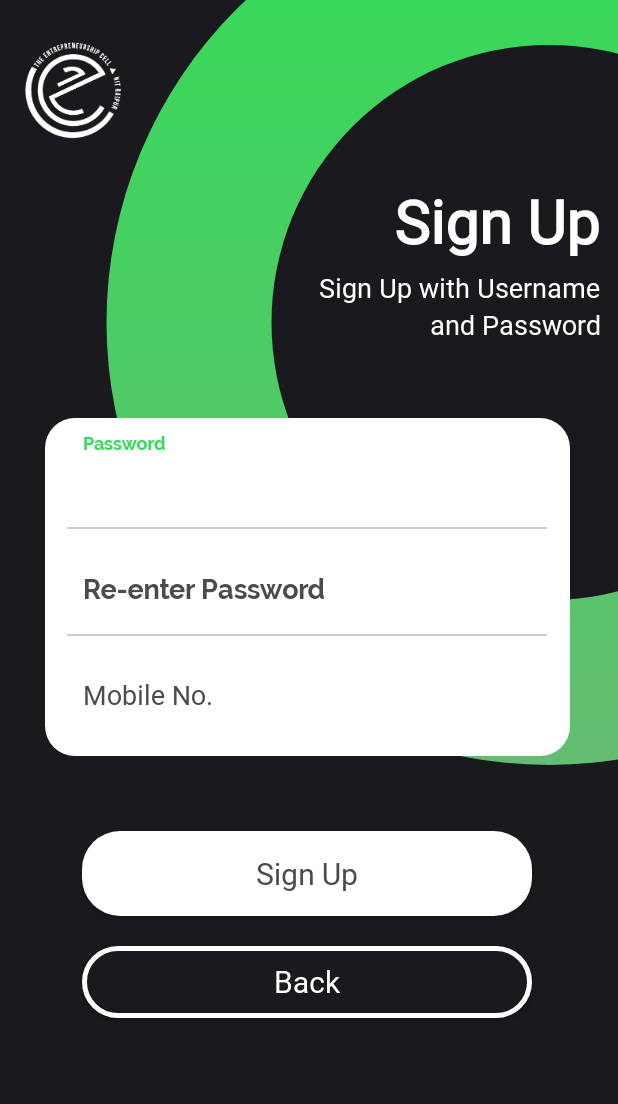
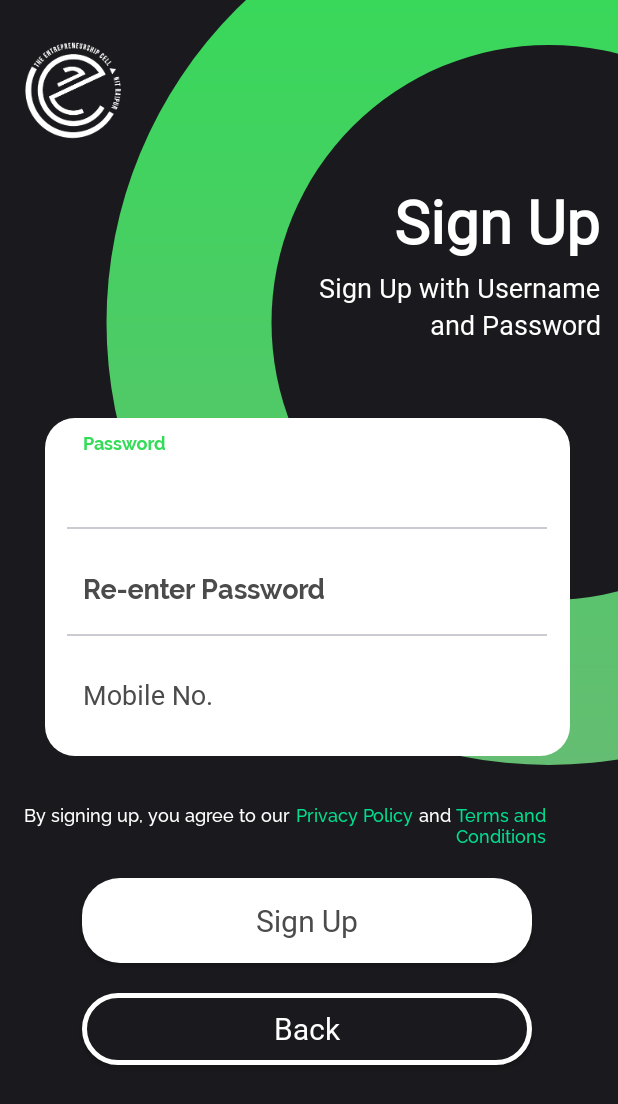
Before and after one commit to ECellNitrr/ECellApp2k18, an Android app: the ManualSignUpActivity screen opened directly, with no data from a screen before it, after a tap on "Sign Up", on a phone screen of 412 x 824 dp. Shown: the top 1104 px of the screen. Run offline under Robolectric (Android 15) with nearby library versions, the phone set to English and light mode, and no system bars; 3 other taps on this screen came first.

Commit message:
pull dev

```diff
--- a/app/build.gradle
+++ b/app/build.gradle
@@ -43,10 +43,10 @@ android {
     productFlavors {
         production {
             applicationIdSuffix ""
-            buildConfigField("String", "BASE_URL", "\"https://ecell.nitrr.ac.in/\"")
+//            buildConfigField("String", "BASE_URL", "\"https://ecell.nitrr.ac.in/\"")
 //            buildConfigField("String", "BASE_URL", "\"http://www.mocky.io/\"")
 //            buildConfigField("String", "BASE_URL", "\"http://18.204.111.26/\"")
-//            buildConfigField("String", "BASE_URL", "\"https://03b43b43.ngrok.io/\"")
+            buildConfigField("String", "BASE_URL", "\"https://67778133.ngrok.io/\"")
             minSdkVersion 19
             applicationId 'nitrr.ecell.e_cell'
             targetSdkVersion 27
--- a/app/src/main/java/nitrr/ecell/e_cell/activities/ManualSignUpActivity.java
+++ b/app/src/main/java/nitrr/ecell/e_cell/activities/ManualSignUpActivity.java
@@ -3,8 +3,11 @@ package nitrr.ecell.e_cell.activities;
 import android.content.Context;
 import android.content.Intent;
 import android.graphics.Typeface;
+import android.net.Uri;
 import android.os.Bundle;
+import android.support.customtabs.CustomTabsIntent;
 import android.support.design.widget.TextInputLayout;
+import android.support.v4.content.ContextCompat;
 import android.support.v7.app.AppCompatActivity;
 import android.view.View;
 import android.view.WindowManager;
@@ -13,6 +16,7 @@ import android.widget.Button;
 import android.widget.EditText;
 import android.widget.LinearLayout;
 import android.widget.RelativeLayout;
+import android.widget.TextView;
 import android.widget.Toast;
 
 import nitrr.ecell.e_cell.R;
@@ -37,6 +41,8 @@ public class ManualSignUpActivity extends AppCompatActivity implements View.OnCl
     private Boolean proceed, first;
     private String mobile, password, firstName, lastName, email;
     private RelativeLayout layout;
+    private TextView tvPrivacyPolicy, tvTermsAndConditions;
+    private LinearLayout llTC;
 
     private UserDetails userDetails;
     private ProgressDialog progressDialog;
@@ -85,6 +91,12 @@ public class ManualSignUpActivity extends AppCompatActivity implements View.OnCl
 
         layoutFirst = findViewById(R.id.lay_first);
         layoutSecond = findViewById(R.id.lay_second);
+        llTC = findViewById(R.id.llTC);
+        llTC.setVisibility(View.GONE);
+        tvPrivacyPolicy = findViewById(R.id.tvPrivacyPolicy);
+        tvTermsAndConditions = findViewById(R.id.tvTermsAndConditions);
+        tvPrivacyPolicy.setOnClickListener(this);
+        tvTermsAndConditions.setOnClickListener(this);
 
         inputFName.requestFocus();
 
@@ -115,7 +127,7 @@ public class ManualSignUpActivity extends AppCompatActivity implements View.OnCl
                         utils.saveAccessToken(token);
                         utils.saveUserName(firstName);
                         if(jsonResponse.getSuccess()) {
-                            Intent intent = new Intent(ManualSignUpActivity.this, otp_activity.class);
+                            Intent intent = new Intent(ManualSignUpActivity.this, OtpActivity.class);
                             startActivity(intent);
                             finish();
                         }else {
@@ -191,12 +203,11 @@ public class ManualSignUpActivity extends AppCompatActivity implements View.OnCl
                 layoutSecond.animate().translationX(0).setDuration(500);
                 layoutFirst.animate().translationX(-1000).setDuration(500);
                 back.animate().alpha(1.0f).setDuration(300);
-
                 back.setEnabled(true);
                 first = false;
-
                 inputPassword.requestFocus();
                 showKeyboard();
+                llTC.setVisibility(View.VISIBLE);
 
             } else {
                 if (isEmpty()) {
@@ -213,6 +224,7 @@ public class ManualSignUpActivity extends AppCompatActivity implements View.OnCl
             layoutSecond.animate().translationX(1000).setDuration(500);
             back.animate().alpha(0.0f).setDuration(300);
 
+            llTC.setVisibility(View.GONE);
             back.setEnabled(false);
             first = true;
             signUpProceed.setText(getResources().getString(R.string.proceed));
@@ -222,6 +234,12 @@ public class ManualSignUpActivity extends AppCompatActivity implements View.OnCl
 
         } else if (v == layout) {
             getWindow().setSoftInputMode(WindowManager.LayoutParams.SOFT_INPUT_STATE_HIDDEN);
+        }
+        else if(v == tvPrivacyPolicy){
+            openWebsiteUrl("https://ecell.nitrr.ac.in/privacy_policy/");
+        }
+        else if(v == tvTermsAndConditions){
+            openWebsiteUrl("https://ecell.nitrr.ac.in/terms/");
         }
     }
 
@@ -233,4 +251,16 @@ public class ManualSignUpActivity extends AppCompatActivity implements View.OnCl
         }
     }
 
+    private void openWebsiteUrl(String url) {
+            Uri uri = Uri.parse(url);
+            CustomTabsIntent.Builder intentBuilder = new CustomTabsIntent.Builder();
+            intentBuilder.setToolbarColor(ContextCompat.getColor(this, R.color.colorPrimary));
+            intentBuilder.setSecondaryToolbarColor(ContextCompat.getColor(this, R.color.colorPrimaryDark));
+            intentBuilder.setStartAnimations(this, R.anim.slide_up, R.anim.slide_down);
+            intentBuilder.setExitAnimations(this, android.R.anim.slide_in_left,
+                    android.R.anim.slide_out_right);
+            CustomTabsIntent customTabsIntent = intentBuilder.build();
+            customTabsIntent.launchUrl(this, uri);
+    }
+
 }
--- a/app/src/main/java/nitrr/ecell/e_cell/adapters/bquiz/BquizAnswerAdapter.java
+++ b/app/src/main/java/nitrr/ecell/e_cell/adapters/bquiz/BquizAnswerAdapter.java
@@ -54,7 +54,6 @@ public class BquizAnswerAdapter extends RecyclerView.Adapter<BquizAnswerAdapter.
                 holder.cvAnswer.setOnClickListener(new View.OnClickListener() {
                     @Override
                     public void onClick(View v) {
-                        //Todo : change color and select answer answer
                         callback.selectAnswer(data.getKey());
                         lastSelected = holder.getAdapterPosition();
                         notifyDataSetChanged();
--- a/app/src/main/java/nitrr/ecell/e_cell/fragments/TeamFragment.java
+++ b/app/src/main/java/nitrr/ecell/e_cell/fragments/TeamFragment.java
@@ -132,7 +132,7 @@ public class TeamFragment extends Fragment {
                 if (response.isSuccessful()) {
                     scrollableView.setScrolling(true);
                     AboutUsResponse jsonResponse = response.body();
-                    if (jsonResponse != null) {
+                    if (jsonResponse != null && jsonResponse.getSuccess()) {
                         studentList.clear();
                         studentList.addAll(jsonResponse.getStudent());
                         adapter.notifyDataSetChanged();
--- a/app/src/main/java/nitrr/ecell/e_cell/utils/AppConstants.java
+++ b/app/src/main/java/nitrr/ecell/e_cell/utils/AppConstants.java
@@ -7,14 +7,14 @@ public class AppConstants {
     //URL's
     public static final String SIGN_UP_URL = "appregister/";
     public static final String ABOUT_US_URL = "team/list/";
-    public static final String SPEAKER_URL = "speaker/list/";
+    public static final String SPEAKER_URL = "speakers/list/";
     public static final String FB_SIGN_UP_URL = "oauth/login/facebook/";
     public static final String SEND_OTP_URL = "send_otp/";
     public static final String VERIFY_OTP_URL ="verify_otp/ ";
     public static final String MESSAGE_URL = "message/";
     public static final String SIGN_IN_URL = "applogin/";
-    public static final String EVENTS_URL = "event/list/";
-    public static final String SPONSOR_URL ="sponsor/list/";
+    public static final String EVENTS_URL = "events/list/";
+    public static final String SPONSOR_URL ="sponsors/list/";
     public static final String SPLASHSCREEN_URL ="is_update_available/";
 
     //Bquiz Urls
--- a/app/src/main/java/nitrr/ecell/e_cell/utils/FacebookSignUp.java
+++ b/app/src/main/java/nitrr/ecell/e_cell/utils/FacebookSignUp.java
@@ -26,7 +26,7 @@ import java.util.Arrays;
 import nitrr.ecell.e_cell.R;
 import nitrr.ecell.e_cell.model.auth.AuthenticationResponse;
 import nitrr.ecell.e_cell.model.auth.FacebookSignInUserDetails;
-import nitrr.ecell.e_cell.activities.otp_activity;
+import nitrr.ecell.e_cell.activities.OtpActivity;
 import nitrr.ecell.e_cell.restapi.ApiServices;
 import nitrr.ecell.e_cell.restapi.AppClient;
 import retrofit2.Call;
@@ -150,7 +150,7 @@ public class FacebookSignUp {
                     if (response.body() != null) {
                         prefUtils.saveAccessToken(response.body().getToken());
                         Toast.makeText(activity, "Success.", Toast.LENGTH_LONG).show();
-                        Intent intent = new Intent(activity, otp_activity.class);
+                        Intent intent = new Intent(activity, OtpActivity.class);
                         activity.startActivity(intent);
                         activity.finish();
                     }
--- a/app/src/main/res/layout/activity_bquiz.xml
+++ b/app/src/main/res/layout/activity_bquiz.xml
@@ -62,7 +62,7 @@
                     android:gravity="center"
                     android:fontFamily="@font/raleway_medium"
                     android:textSize="@dimen/margin_16"
-                    android:text="Identify the logo and guess the brand?Identify the logo and guess the brand?Identify the logo and guess the brand?Identify the logo and guess the brand?"/>
+                    android:text="Getting your question ready.Please wait."/>
 
 
             </RelativeLayout>
--- a/app/src/main/res/layout/activity_login.xml
+++ b/app/src/main/res/layout/activity_login.xml
@@ -9,7 +9,7 @@
         android:layout_width="match_parent"
         android:layout_height="match_parent"
         android:background="@color/colorBackground"
-        tools:context="nitrr.ecell.e_cell.activities.login_activity">
+        tools:context="nitrr.ecell.e_cell.activities.LoginActivity">
 
         <ImageView
             android:layout_width="match_parent"
--- a/app/src/main/res/layout/manual_signup_layout.xml
+++ b/app/src/main/res/layout/manual_signup_layout.xml
@@ -209,6 +209,49 @@
                 </LinearLayout>
             </RelativeLayout>
 
+            <LinearLayout
+                android:id="@+id/llTC"
+                android:layout_width="match_parent"
+                android:layout_height="wrap_content"
+                android:orientation="horizontal"
+                android:layout_marginLeft="@dimen/margin_16"
+                android:layout_marginRight="@dimen/margin_16">
+
+                <TextView
+                    android:layout_width="wrap_content"
+                    android:layout_height="wrap_content"
+                    android:fontFamily="@font/raleway_medium"
+                    android:textColor="@color/colorWhite"
+                    android:textSize="12sp"
+                    android:text="By signing up, you agree to our "/>
+
+                <TextView
+                    android:id="@+id/tvPrivacyPolicy"
+                    android:layout_width="wrap_content"
+                    android:layout_height="wrap_content"
+                    android:fontFamily="@font/raleway_medium"
+                    android:textColor="@color/colorGreenLight"
+                    android:textSize="12sp"
+                    android:text="Privacy Policy "/>
+
+                <TextView
+                    android:layout_width="wrap_content"
+                    android:layout_height="wrap_content"
+                    android:textColor="@color/colorWhite"
+                    android:fontFamily="@font/raleway_medium"
+                    android:textSize="12sp"
+                    android:text="and "/>
+
+                <TextView
+                    android:id="@+id/tvTermsAndConditions"
+                    android:layout_width="wrap_content"
+                    android:layout_height="wrap_content"
+                    android:fontFamily="@font/raleway_medium"
+                    android:textColor="@color/colorGreenLight"
+                    android:textSize="12sp"
+                    android:text="Terms and Conditions"/>
+            </LinearLayout>
+
             <Button
                 android:id="@+id/sign_up_proceed"
                 style="@style/signUpLayoutButtonStyle"
--- a/app/src/main/res/values/strings.xml
+++ b/app/src/main/res/values/strings.xml
@@ -37,7 +37,7 @@
     <string name="bquiz_dialog_retry_btn">Retry</string>
     <string name="bquiz_dialog_cancel_btn">Cancel</string>
     <string name="bquiz_rules_title">Bquiz Rules</string>
-    <string name="bquiz_rules_detail">1. Each question contains 4 options in which one is correct.\n2. You have to select the correct option and submit your answer.\n3.You have to submit your answer within the given time limit else your answer will be marked as wrong.\nAll the best!</string>
+    <string name="bquiz_rules_detail">1. All the questions are single correct type i.e. each question has only one correct option.\n2. As soon as the quiz rolls in, the timer begins.\n3. Players need to submit the answers in the allotted time, else the selected option will be submitted automatically.\n4. Going away from B-Quiz screen, while timer is running, will get you a <b>penalty of 5 seconds</b>.\n5. In case, there is any image in the question, tap on the image to magnify it.\n6. Once you submit your answer or quit BQuiz, the question can’t be attended again.\n\nAll the best. Beat the rest with your smartness.\nCheers! </string>
     <string name="bquiz_rules_ok_btn">Play Now!</string>
     <string name="bquiz_timeout_title">Time Out !!</string>
     <string name="bquiz_back_press">Quit</string>
@@ -57,8 +57,6 @@
     <string name="app_update">App Update</string>
     <string name="update_btn">Update</string>
 
-    <!-- TODO: Remove or change this placeholder text -->
-    <string name="hello_blank_fragment">Hello blank fragment</string>
     <string name="tab1">Aim</string>
     <string name="tab2">Team</string>
     <string name="tab3">Contact Us</string>
```
Also changed, not shown: app/src/main/AndroidManifest.xml (+10 -16 lines), app/src/main/java/nitrr/ecell/e_cell/activities/BquizActivity.java (+8 -3 lines), app/src/main/java/nitrr/ecell/e_cell/activities/LoginActivity.java (renamed from app/src/main/java/nitrr/ecell/e_cell/activities/login_activity.java, +8 -10 lines), app/src/main/java/nitrr/ecell/e_cell/activities/OtpActivity.java (renamed from app/src/main/java/nitrr/ecell/e_cell/activities/otp_activity.java, +16 -16 lines), app/src/main/java/nitrr/ecell/e_cell/activities/RegisterMainActivity.java (+1 -6 lines), 3 other files.
